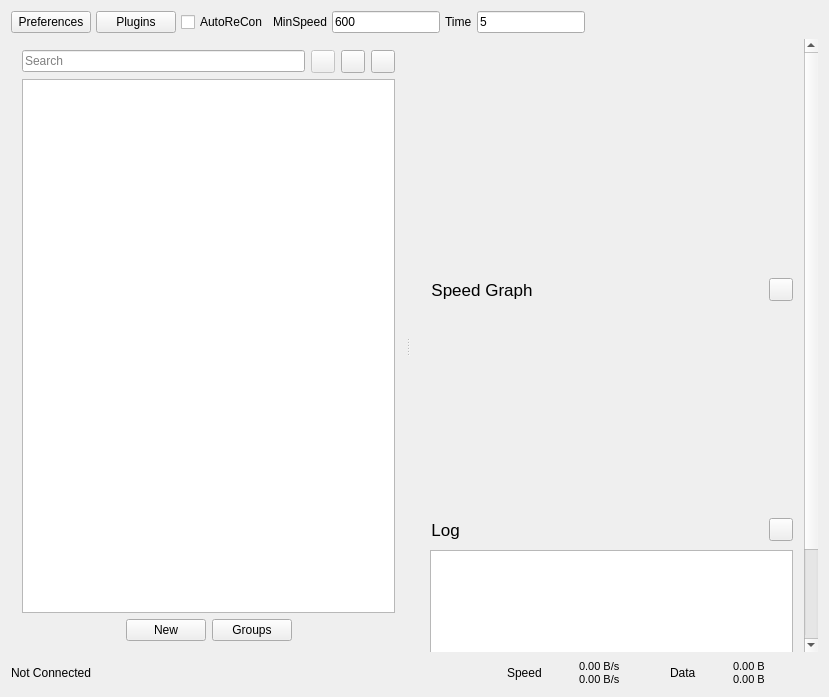
Old version of the form src/ui/windows/w_MainWindow.ui in the repository nopreq/Qv2ray.
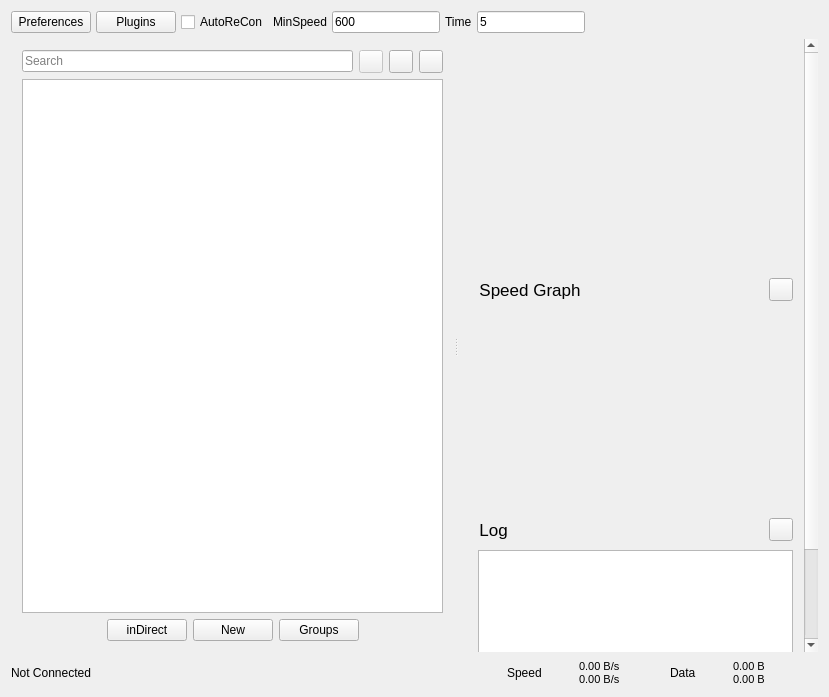
New version of the form. Icons and pictures are not drawn.

Commit message: add  direct  import  vmess function

Patch:
```diff
--- a/src/ui/windows/w_MainWindow.ui
+++ b/src/ui/windows/w_MainWindow.ui
@@ -234,6 +234,13 @@
             </property>
            </spacer>
           </item>
+          <item>
+           <widget class="QPushButton" name="importConfigDirectButton">
+            <property name="text">
+             <string>inDirect</string>
+            </property>
+           </widget>
+          </item>
           <item>
            <widget class="QPushButton" name="importConfigButton">
             <property name="toolTip">
```
The commit also changes 4 other files.
